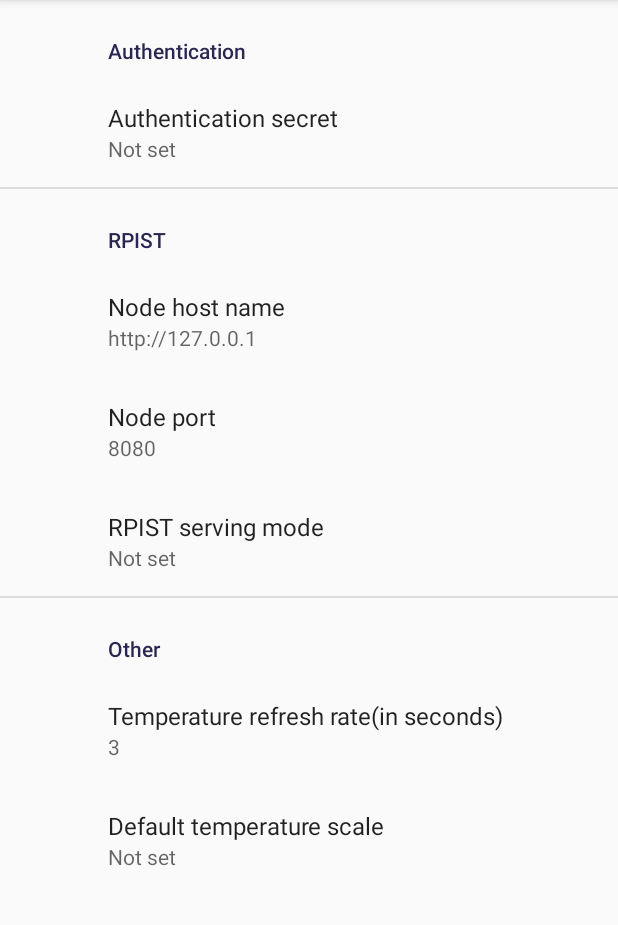
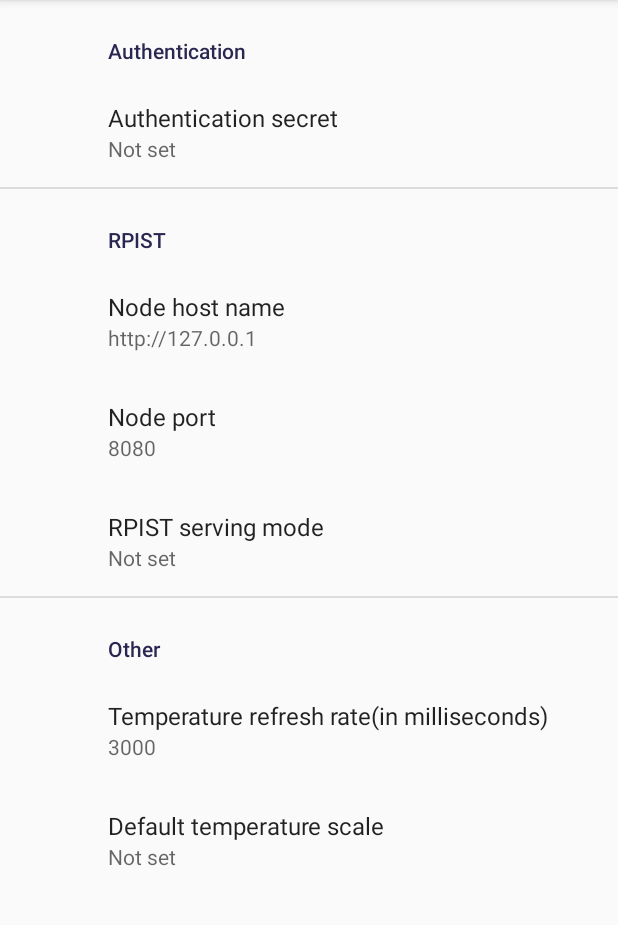
Before and after one commit to kingcobra2468/SimpleT, an Android app: the screen it shows after launch (SettingsActivity), after a tap on "Settings", on a phone screen of 412 x 824 dp, the part 84-1009 px from its top. Run offline under Robolectric (Android 15) with nearby library versions, the phone set to English and light mode, and no system bars; our stand-ins replace androidx.preference; network calls fail.

Commit message:
fixed issue with scale preference

```diff
--- a/app/src/main/java/com/github/simplet/activities/MainActivity.java
+++ b/app/src/main/java/com/github/simplet/activities/MainActivity.java
@@ -81,7 +81,7 @@ public class MainActivity extends AppCompatActivity implements SharedPreferences
                 preferences.getString("mode", "node"),
                 preferences.getString("rpist_hostname", "http://127.0.0.1"),
                 Integer.parseInt(preferences.getString("rpist_port", "8080")),
-                TemperatureScale.valueOf(preferences.getString("scale", "CELSIUS").toUpperCase())
+                TemperatureScale.valueOf(preferences.getString("rpist_scale", "CELSIUS").toUpperCase())
         );
     }
 
@@ -120,7 +120,7 @@ public class MainActivity extends AppCompatActivity implements SharedPreferences
                         preferences.getString("mode", "node"),
                         preferences.getString("rpist_hostname", "http://127.0.0.1"),
                         Integer.parseInt(preferences.getString("rpist_port", "8080")),
-                        TemperatureScale.valueOf(preferences.getString("scale", "CELSIUS").toUpperCase())
+                        TemperatureScale.valueOf(preferences.getString("rpist_scale", "CELSIUS").toUpperCase())
                 );
         }
     }
--- a/app/src/main/res/xml/preferences.xml
+++ b/app/src/main/res/xml/preferences.xml
@@ -42,11 +42,11 @@
         app:title="Other">
 
         <EditTextPreference
-            android:defaultValue="3"
+            android:defaultValue="3000"
             android:digits="0123456789"
             android:inputType="numberDecimal"
             app:key="refresh_rate"
-            app:title="Temperature refresh rate(in seconds)"
+            app:title="Temperature refresh rate(in milliseconds)"
             app:useSimpleSummaryProvider="true" />
         <ListPreference
             android:defaultValue="0"
```
